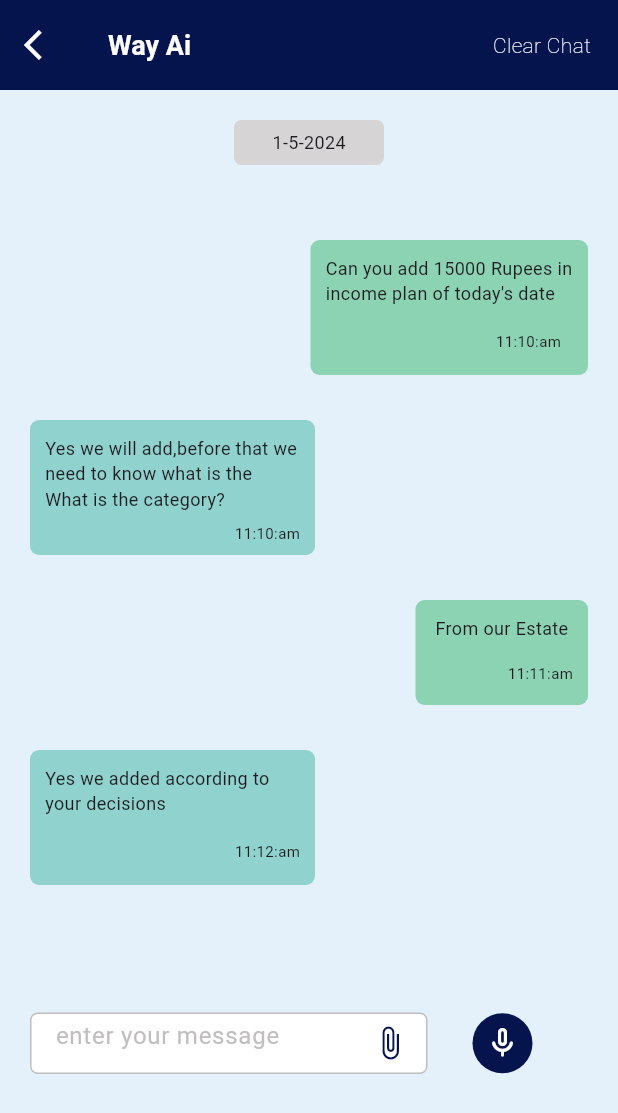
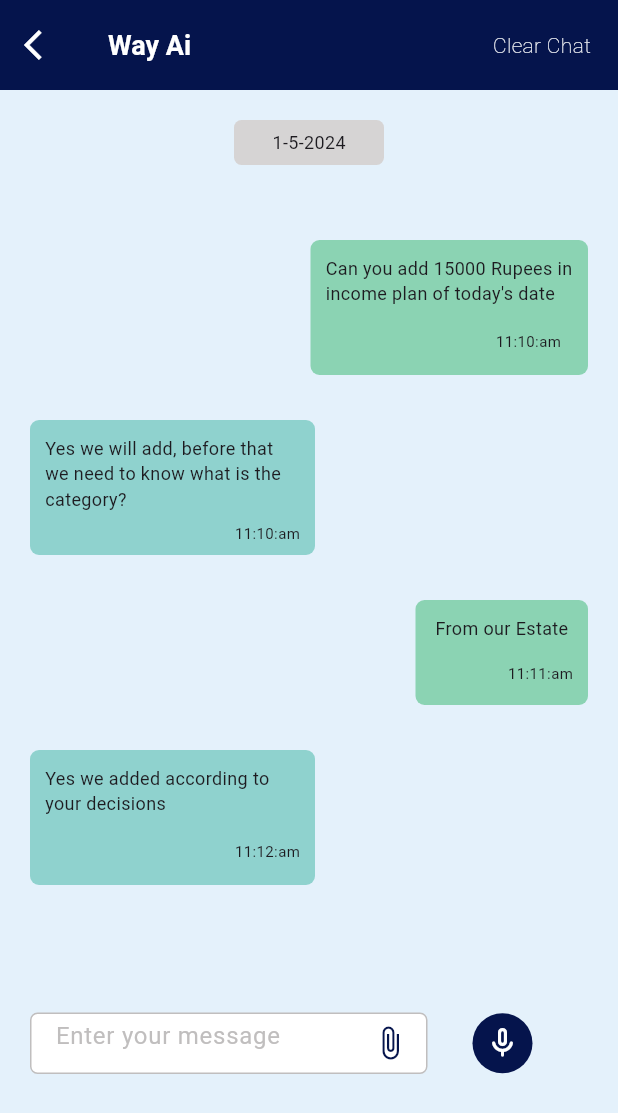
Before and after one commit to AthiraaAthi/project_way, a Flutter app: the ChatScreen screen opened directly, on a phone screen of 412 x 824 dp. Shown: the top 1113 px of the screen. Run offline on Flutter 3.47's test engine with Material 3 defaults, Android fonts, the phone set to English and light mode, and no system bars; our stand-ins replace carousel_slider, easy_localization, fl_chart, flutter_toggle_tab, pinput, table_calendar and 1 more.

Commit message:
added chat screen json

```diff
--- a/lib/view/chat_screen/chat_screen.dart
+++ b/lib/view/chat_screen/chat_screen.dart
@@ -55,7 +55,7 @@ class ChatScreen extends StatelessWidget {
                             fontWeight: FontWeight.w200),
                       )
                     : Text(
-                        "Clear Chat",
+                        "chat.clearChat".tr(),
                         style: TextStyle(
                             color: Colors.white,
                             fontSize: 22,
@@ -107,7 +107,7 @@ class ChatScreen extends StatelessWidget {
                           child: Column(
                             children: [
                               Text(
-                                "Can you add 15000 Rupees in income plan of today's date",
+                                "chat.question1".tr(),
                                 style: TextStyle(fontSize: 12),
                               ),
                               Expanded(
@@ -151,7 +151,7 @@ class ChatScreen extends StatelessWidget {
                           child: Column(
                             children: [
                               Text(
-                                "Yes we will add,before that we need to know what is the What is the category?",
+                                "chat.answer1".tr(),
                                 style: TextStyle(fontSize: 12),
                               ),
                               Expanded(
@@ -193,7 +193,7 @@ class ChatScreen extends StatelessWidget {
                           child: Column(
                             children: [
                               Text(
-                                "From our Estate",
+                                "chat.question2".tr(),
                                 style: TextStyle(fontSize: 12),
                               ),
                               Expanded(
@@ -235,7 +235,7 @@ class ChatScreen extends StatelessWidget {
                           child: Column(
                             children: [
                               Text(
-                                "Yes we added according to your decisions",
+                                "chat.answer2".tr(),
                                 style: TextStyle(fontSize: 12),
                               ),
                               Expanded(
@@ -278,7 +278,7 @@ class ChatScreen extends StatelessWidget {
                               Icons.attach_file,
                               color: ColorConstant.defIndigo,
                             ),
-                            hintText: "enter your message",
+                            hintText: "chat.hintText".tr(),
                             hintStyle: TextStyle(
                                 color:
                                     const Color.fromARGB(255, 192, 190, 190)),
```
